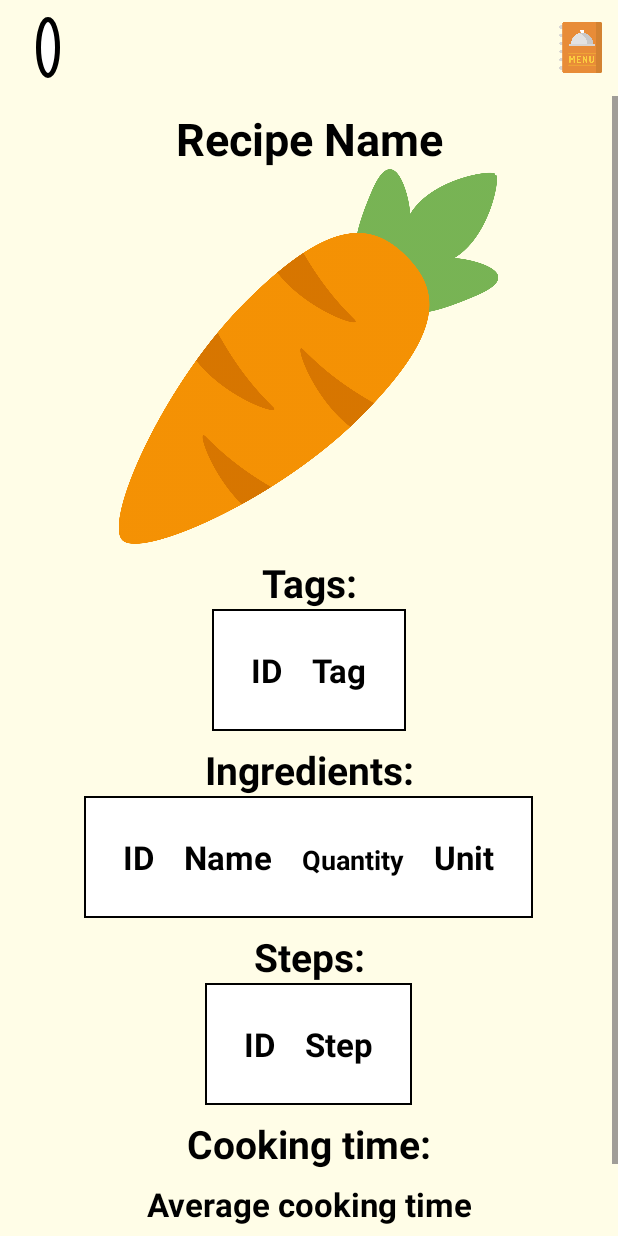
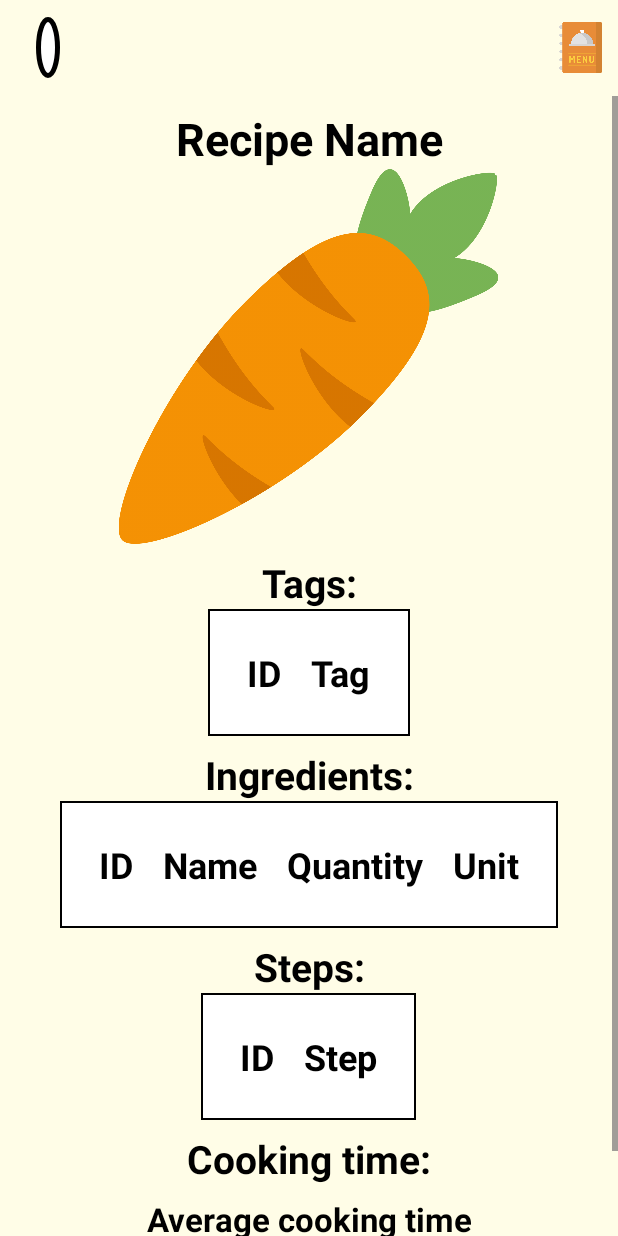
Before and after one commit to SaarGamzo/CookShare, an Android app: the RecipePageActivity screen opened directly, with no data from a screen before it, on a phone screen of 412 x 824 dp. Run offline under Robolectric (Android 15) with nearby library versions, the phone set to English and light mode, and no system bars; our stand-ins replace Firebase (no records; nobody signed in at launch, a user with empty details on screens opened directly).

Commit message:
Fix text sizes

```diff
--- a/app/src/main/res/layout/recipe_page_activity.xml
+++ b/app/src/main/res/layout/recipe_page_activity.xml
@@ -139,7 +139,7 @@
                             android:layout_height="wrap_content"
                             android:text="ID"
                             android:textColor="@color/black"
-                            android:textSize="22sp"
+                            android:textSize="24sp"
                             android:padding="10dp"
                             android:textStyle="bold" />
 
@@ -149,7 +149,7 @@
                             android:text="Tag"
                             android:padding="10dp"
                             android:textColor="@color/black"
-                            android:textSize="22sp"
+                            android:textSize="24sp"
                             android:textStyle="bold" />
                     </TableRow>
                 </TableLayout>
@@ -191,7 +191,7 @@
                             android:layout_height="wrap_content"
                             android:text="ID"
                             android:textColor="@color/black"
-                            android:textSize="22sp"
+                            android:textSize="24sp"
                             android:padding="10dp"
                             android:textStyle="bold" />
 
@@ -200,7 +200,7 @@
                             android:layout_height="wrap_content"
                             android:text="Name"
                             android:textColor="@color/black"
-                            android:textSize="22sp"
+                            android:textSize="24sp"
                             android:padding="10dp"
                             android:textStyle="bold" />
 
@@ -209,7 +209,7 @@
                             android:layout_height="wrap_content"
                             android:text="Quantity"
                             android:textColor="@color/black"
-                            android:textSize="18sp"
+                            android:textSize="24sp"
                             android:padding="10dp"
                             android:textStyle="bold" />
 
@@ -218,7 +218,7 @@
                             android:layout_height="wrap_content"
                             android:text="Unit"
                             android:textColor="@color/black"
-                            android:textSize="22sp"
+                            android:textSize="24sp"
                             android:padding="10dp"
                             android:textStyle="bold" />
                     </TableRow>
@@ -261,7 +261,7 @@
                             android:layout_height="wrap_content"
                             android:text="ID"
                             android:textColor="@color/black"
-                            android:textSize="22sp"
+                            android:textSize="24sp"
                             android:padding="10dp"
                             android:textStyle="bold" />
 
@@ -270,7 +270,7 @@
                             android:layout_height="wrap_content"
                             android:text="Step"
                             android:textColor="@color/black"
-                            android:textSize="22sp"
+                            android:textSize="24sp"
                             android:padding="10dp"
                             android:textStyle="bold" />
                     </TableRow>
```
